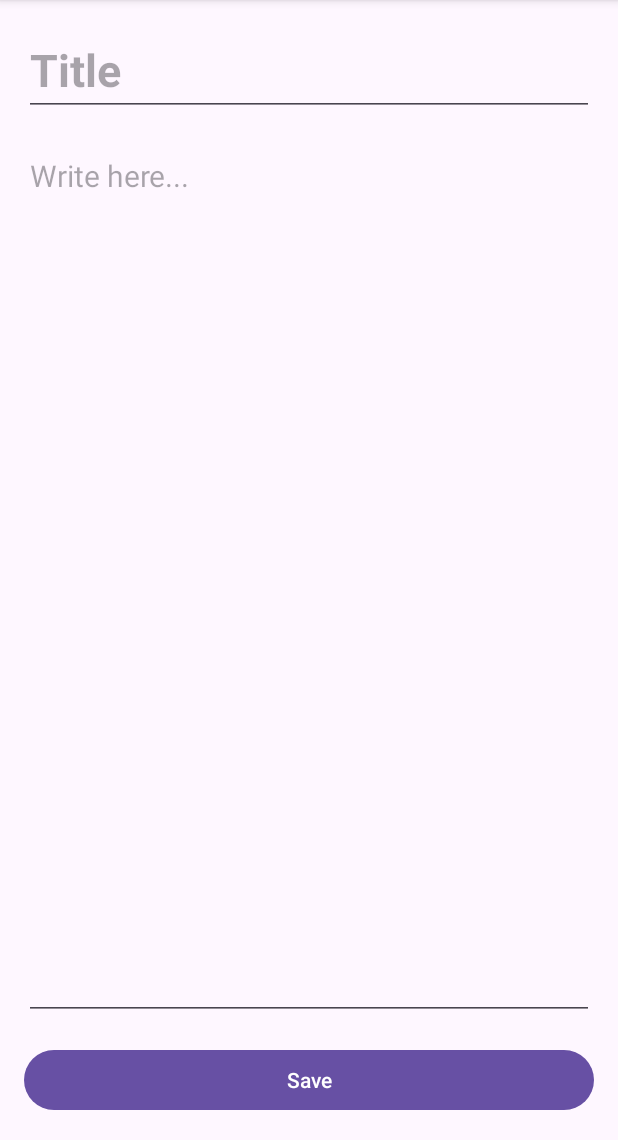
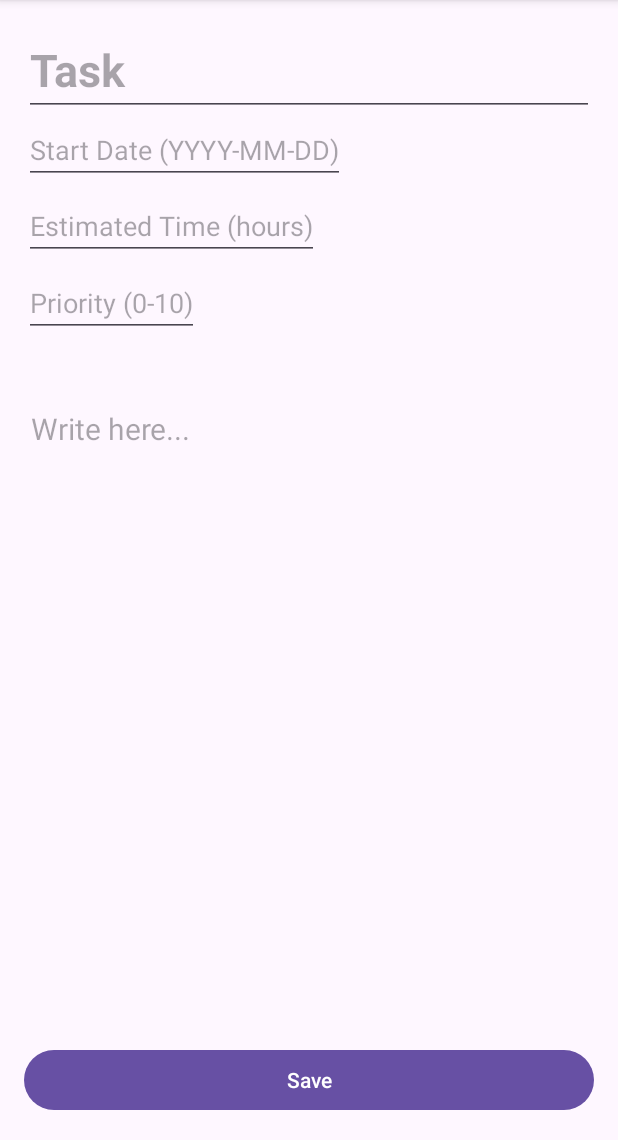
Before and after one commit to xxxfrankla/Flow, an Android app: the TaskContentFragment screen opened through its navigation route, on a phone screen of 412 x 824 dp, the part 96-1236 px from its top. Run offline under Robolectric (Android 15) with nearby library versions, the phone set to English and light mode, and no system bars; our stand-ins replace Room's generated code, paging.

Commit message:
New Database and TaskContentFragment

```diff
--- a/app/src/main/java/com/cs407/lab5_milestone/TaskContentFragment.kt
+++ b/app/src/main/java/com/cs407/lab5_milestone/TaskContentFragment.kt
@@ -147,6 +147,7 @@ class TaskContentFragment(
         // Retrieve the title and content from EditText fields
         val title = titleEditText.text.toString()
         val content = contentEditText.text.toString()
+        //val priority =
 
         lifecycleScope.launch(Dispatchers.IO) {
 
@@ -162,7 +163,9 @@ class TaskContentFragment(
                 taskAbstract = taskAbstract,
                 taskDetail = if (taskPath == null) content else null,
                 taskPath = taskPath,
-                lastEdited = Calendar.getInstance().time
+                lastEdited = Calendar.getInstance().time,
+                priority = 0,
+                estimatedTime = 0
             )
             taskDB.taskDao().upsertTask(task, userId)
 
--- a/app/src/main/java/com/cs407/lab5_milestone/TaskListFragment.kt
+++ b/app/src/main/java/com/cs407/lab5_milestone/TaskListFragment.kt
@@ -74,7 +74,9 @@ class TaskListFragment(
                             taskAbstract = "This is Task $i",
                             taskDetail = "Welcome to Task $i",
                             taskPath = null,
-                            lastEdited = Calendar.getInstance().time
+                            lastEdited = Calendar.getInstance().time,
+                            priority = 0,
+                            estimatedTime = 0
                         ), userState.id
                     )
                 }
--- a/app/src/main/java/com/cs407/lab5_milestone/data/TaskDatabase.kt
+++ b/app/src/main/java/com/cs407/lab5_milestone/data/TaskDatabase.kt
@@ -17,6 +17,8 @@ import androidx.room.Transaction
 import androidx.room.TypeConverter
 import androidx.room.TypeConverters
 import androidx.room.Upsert
+import androidx.room.migration.Migration
+import androidx.sqlite.db.SupportSQLiteDatabase
 import com.cs407.lab5_milestone.R
 import java.util.Date
 
@@ -54,7 +56,9 @@ data class Task(
     //Detailed content of the note (optional, might be null)
     @ColumnInfo(typeAffinity = ColumnInfo.TEXT) val taskDetail: String?,
     val taskPath: String?,
-    val lastEdited: Date
+    val lastEdited: Date,
+    val priority: Int,
+    val estimatedTime: Int?
 )
 
 //UserNoteRelation
@@ -213,7 +217,7 @@ interface DeleteDao {
 }
 
 // Database class with all entities and DAOs
-@Database(entities = [User::class, Task::class, UserTaskRelation::class], version = 1)
+@Database(entities = [User::class, Task::class, UserTaskRelation::class], version = 2)
 // Database class with all entities and DAOs
 @TypeConverters(Converters::class)
 abstract class TaskDatabase : RoomDatabase() {
@@ -236,7 +240,8 @@ abstract class TaskDatabase : RoomDatabase() {
                     context.applicationContext,
                     TaskDatabase::class.java,
                     context.getString(R.string.task_database) // Database name from resources
-                ).build()
+                ).addMigrations(MIGRATION_1_2)
+                .build()
                 INSTANCE = instance
                 // Return instance
                 instance
@@ -244,3 +249,10 @@ abstract class TaskDatabase : RoomDatabase() {
         }
     }
 }
+
+val MIGRATION_1_2 = object : Migration(1, 2) {
+    override fun migrate(database: SupportSQLiteDatabase) {
+        database.execSQL("ALTER TABLE Task ADD COLUMN priority INTEGER NOT NULL DEFAULT 0")
+        database.execSQL("ALTER TABLE Task ADD COLUMN estimatedTime INTEGER")
+    }
+}
--- a/app/src/main/res/layout/fragment_task_content.xml
+++ b/app/src/main/res/layout/fragment_task_content.xml
@@ -1,7 +1,7 @@
 <?xml version="1.0" encoding="utf-8"?>
-<androidx.constraintlayout.widget.ConstraintLayout
-    xmlns:android="http://schemas.android.com/apk/res/android"
+<androidx.constraintlayout.widget.ConstraintLayout xmlns:android="http://schemas.android.com/apk/res/android"
         xmlns:app="http://schemas.android.com/apk/res-auto"
+        xmlns:tools="http://schemas.android.com/tools"
         android:layout_width="match_parent"
         android:layout_height="match_parent">
 
@@ -11,30 +11,35 @@
             android:layout_width="0dp"
             android:layout_height="wrap_content"
             android:textSize="30sp"
-        android:hint="Title"
+            android:hint="Task"
             android:textStyle="bold"
             app:layout_constraintTop_toTopOf="parent"
             app:layout_constraintLeft_toLeftOf="parent"
             app:layout_constraintRight_toRightOf="parent"
-        android:layout_margin="16dp"/>
+            android:layout_margin="16dp" />
 
     <!-- Content EditText -->
+
+    <!-- Save Button -->
+
     <EditText
             android:id="@+id/contentEditText"
-        android:layout_width="0dp"
-        android:layout_height="0dp"
+            android:layout_width="379dp"
+            android:layout_height="476dp"
             android:hint="Write here..."
             android:textSize="20sp"
-        app:layout_constraintTop_toBottomOf="@id/titleEditText"
-        app:layout_constraintBottom_toTopOf="@id/saveButton"
+            app:layout_constraintTop_toBottomOf="@+id/priorityEditText"
             app:layout_constraintLeft_toLeftOf="parent"
             app:layout_constraintRight_toRightOf="parent"
             android:layout_margin="16dp"
             android:gravity="top"
             android:inputType="textMultiLine"
-        android:scrollbars="vertical"/>
+            android:scrollbars="vertical"
+            app:layout_constraintHorizontal_bias="0.875"
+            app:layout_constraintVertical_bias="0.479"
+            app:layout_constraintBottom_toBottomOf="parent"
+            android:layout_marginBottom="225dp" />
 
-    <!-- Save Button -->
     <Button
             android:id="@+id/saveButton"
             android:layout_width="0dp"
@@ -43,6 +48,40 @@
             app:layout_constraintBottom_toBottomOf="parent"
             app:layout_constraintLeft_toLeftOf="parent"
             app:layout_constraintRight_toRightOf="parent"
-        android:layout_margin="16dp"/>
+            android:layout_margin="16dp" />
+
+    <EditText
+            android:id="@+id/priorityEditText"
+            android:layout_width="0dp"
+            android:layout_height="wrap_content"
+            android:hint="Priority (0-10)"
+            android:inputType="number"
+            app:layout_constraintStart_toStartOf="@+id/estimatedTimeEditText"
+            app:layout_constraintTop_toBottomOf="@+id/estimatedTimeEditText"
+            android:layout_marginBottom="15dp"
+            app:layout_constraintBottom_toTopOf="@+id/contentEditText" />
+
+    <EditText
+            android:id="@+id/startDateEditText"
+            android:layout_width="0dp"
+            android:layout_height="wrap_content"
+            android:hint="Start Date (YYYY-MM-DD)"
+            app:layout_constraintTop_toBottomOf="@id/titleEditText"
+            app:layout_constraintLeft_toLeftOf="parent"
+            android:layout_marginLeft="16dp" />
+
+    <EditText
+            android:id="@+id/estimatedTimeEditText"
+            android:layout_width="0dp"
+            android:layout_height="wrap_content"
+            android:hint="Estimated Time (hours)"
+            android:inputType="number"
+            android:layout_marginTop="122dp"
+            app:layout_constraintEnd_toEndOf="@+id/startDateEditText"
+            app:layout_constraintBottom_toTopOf="@+id/priorityEditText"
+            app:layout_constraintTop_toTopOf="parent"
+            app:layout_constraintStart_toStartOf="parent"
+            android:layout_marginStart="16dp"
+            android:layout_marginEnd="17dp" />
 
 </androidx.constraintlayout.widget.ConstraintLayout>
```
Lines whose indentation alone changed are shown as unchanged.
